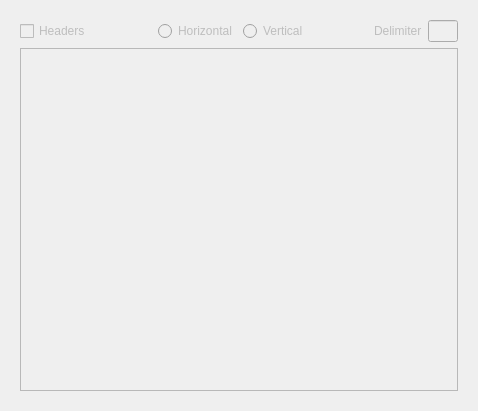
Qt form transportationwb/Project/Tasks/alignment/import_alignment_task_csv_subpanel.ui (joelgraff/freecad-transportation-wb) before a commit.
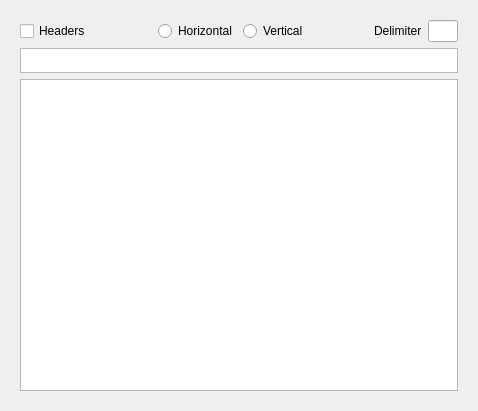
The same form after that commit.

Commit message: fixed header_matcher missing widget

Diff of the .ui file:
```diff
--- a/transportationwb/Project/Tasks/alignment/import_alignment_task_csv_subpanel.ui
+++ b/transportationwb/Project/Tasks/alignment/import_alignment_task_csv_subpanel.ui
@@ -23,7 +23,7 @@
    <item>
     <widget class="QWidget" name="widget" native="true">
      <property name="enabled">
-      <bool>false</bool>
+      <bool>true</bool>
      </property>
      <property name="sizePolicy">
       <sizepolicy hsizetype="MinimumExpanding" vsizetype="MinimumExpanding">
@@ -118,6 +118,31 @@
           </item>
          </layout>
         </item>
+        <item>
+         <widget class="QTableView" name="header_matcher">
+          <property name="sizePolicy">
+           <sizepolicy hsizetype="Expanding" vsizetype="Fixed">
+            <horstretch>0</horstretch>
+            <verstretch>0</verstretch>
+           </sizepolicy>
+          </property>
+          <property name="maximumSize">
+           <size>
+            <width>16777215</width>
+            <height>25</height>
+           </size>
+          </property>
+          <property name="verticalScrollBarPolicy">
+           <enum>Qt::ScrollBarAlwaysOff</enum>
+          </property>
+          <property name="horizontalScrollBarPolicy">
+           <enum>Qt::ScrollBarAlwaysOff</enum>
+          </property>
+          <attribute name="horizontalHeaderVisible">
+           <bool>false</bool>
+          </attribute>
+         </widget>
+        </item>                
         <item>
          <widget class="QTableView" name="table_view">
           <property name="sizePolicy">
```
